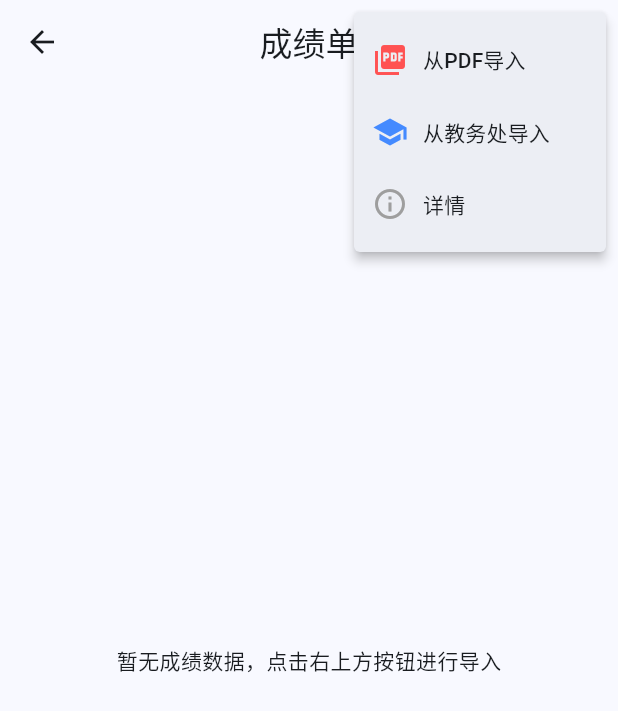
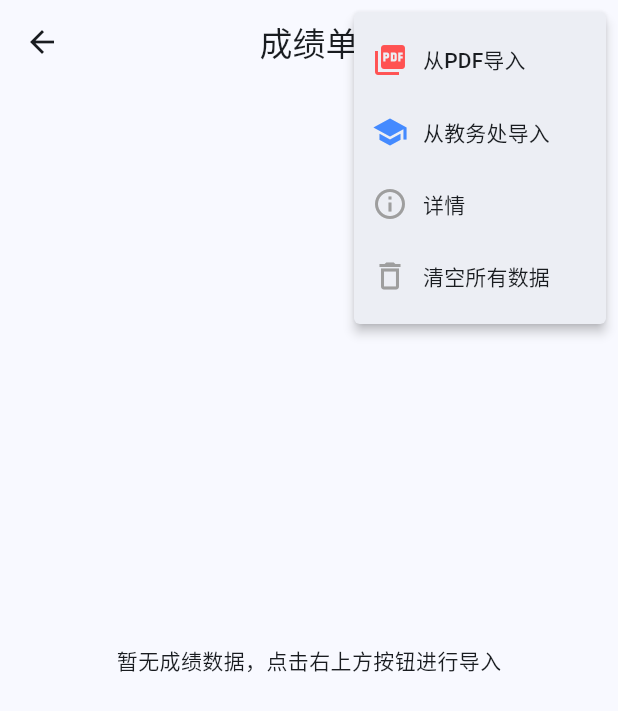
Before and after one commit to HsxMark/MySUES, a Flutter app: the TranscriptScreen screen opened directly, after a tap on the "more vert" icon, on a phone screen of 412 x 824 dp. Shown: the top 711 px of the screen. Run offline on Flutter 3.47's test engine with Material 3 defaults, Android fonts, the phone set to English and light mode, and no system bars; our stand-ins replace file_picker, shared_preferences; missing offline and left inert: syncfusion_flutter_pdf; accounts and stored records are empty.

Commit message:
修复成绩没有持久化的bug

```diff
--- a/lib/screens/transcript_screen.dart
+++ b/lib/screens/transcript_screen.dart
@@ -1,5 +1,6 @@
 import 'package:flutter/material.dart';
 import '../models/score.dart';
+import '../services/score_service.dart';
 import 'import_pdf_screen.dart';
 
 class TranscriptScreen extends StatefulWidget {
@@ -14,16 +15,43 @@ class _TranscriptScreenState extends State<TranscriptScreen> {
 
   late String _selectedSemester;
   late List<String> _semesters;
+  bool _isLoading = true;
+  String? _lastImportTime;
+  String? _lastImportMethod;
 
   @override
   void initState() {
     super.initState();
-    // 提取所有学期并去重、排序
+    // 初始化默认值
+    _semesters = [];
+    _selectedSemester = '无数据';
+    _loadScores();
+  }
+
+  Future<void> _loadScores() async {
+    final scores = await ScoreService.loadScores();
+    final importInfo = await ScoreService.loadImportInfo();
+    if (!mounted) return;
+
+    setState(() {
+      _allScores.clear();
+      _allScores.addAll(scores);
+      _lastImportTime = importInfo['time'];
+      _lastImportMethod = importInfo['method'];
+      _updateSemesters();
+      _isLoading = false;
+    });
+  }
+
+  void _updateSemesters() {
     _semesters = _allScores.map((e) => e.semester).toSet().toList();
-    _semesters.sort((a, b) => b.compareTo(a)); // 倒序排列，最新的在前面
+    _semesters.sort((a, b) => b.compareTo(a)); // 倒序排列
 
     if (_semesters.isNotEmpty) {
-      _selectedSemester = _semesters.first;
+      // 保持之前的选择，如果之前选的还在列表里
+      if (!_semesters.contains(_selectedSemester)) {
+         _selectedSemester = _semesters.first;
+      }
     } else {
       _selectedSemester = '无数据';
     }
@@ -84,20 +112,49 @@ class _TranscriptScreenState extends State<TranscriptScreen> {
                 );
 
                 if (result != null && result is List<Score> && mounted) {
+                   final now = DateTime.now();
+                   final timeStr = "${now.year}-${now.month.toString().padLeft(2, '0')}-${now.day.toString().padLeft(2, '0')} ${now.hour.toString().padLeft(2, '0')}:${now.minute.toString().padLeft(2, '0')}";
+                   const methodStr = "PDF文件";
+
                    setState(() {
                      _allScores.clear();
                      _allScores.addAll(result);
+                     _lastImportTime = timeStr;
+                     _lastImportMethod = methodStr;
+                     _updateSemesters();
+                   });
+                   await ScoreService.saveScores(_allScores);
+                   await ScoreService.saveImportInfo(timeStr, methodStr);
+                }
+              } else if (value == 'clear') {
+                final confirm = await showDialog<bool>(
+                  context: context,
+                  builder: (context) => AlertDialog(
+                    title: const Text('确认清空'),
+                    content: const Text('确定要清空所有成绩数据吗？此操作不可撤销。'),
+                    actions: [
+                      TextButton(
+                        onPressed: () => Navigator.pop(context, false),
+                        child: const Text('取消'),
+                      ),
+                      TextButton(
+                        onPressed: () => Navigator.pop(context, true),
+                        style: TextButton.styleFrom(foregroundColor: Colors.red),
+                        child: const Text('确认清空'),
+                      ),
+                    ],
+                  ),
+                );
 
-                     // 刷新学期列表
-                    _semesters = _allScores.map((e) => e.semester).toSet().toList();
-                    _semesters.sort((a, b) => b.compareTo(a));
-
-                    if (_semesters.isNotEmpty) {
-                      _selectedSemester = _semesters.first;
-                    } else {
-                      _selectedSemester = '无数据';
-                    }
-                   });
+                if (confirm == true) {
+                  await ScoreService.clearScores();
+                  if (!mounted) return;
+                  setState(() {
+                    _allScores.clear();
+                    _lastImportTime = null;
+                    _lastImportMethod = null;
+                    _updateSemesters();
+                  });
                 }
               }
               // TODO: Implement other menu actions
@@ -134,12 +191,24 @@ class _TranscriptScreenState extends State<TranscriptScreen> {
                     ],
                   ),
                 ),
+                const PopupMenuItem(
+                  value: 'clear',
+                  child: Row(
+                    children: [
+                      Icon(Icons.delete_outline, color: Colors.grey),
+                      SizedBox(width: 10),
+                      Text('清空所有数据'),
+                    ],
+                  ),
+                ),
               ];
             },
           ),
         ],
       ),
-      body: _semesters.isEmpty
+      body: _isLoading
+        ? const Center(child: CircularProgressIndicator())
+        : _semesters.isEmpty
           ? const Center(child: Text("暂无成绩数据，点击右上方按钮进行导入"))
           : Column(
               children: [
@@ -187,7 +256,7 @@ class _TranscriptScreenState extends State<TranscriptScreen> {
                 // 成绩列表
                 Expanded(
                   child: ListView.builder(
-                    padding: const EdgeInsets.all(16),
+                    padding: const EdgeInsets.only(left: 16, right: 16, top: 16, bottom: 0),
                     itemCount: semesterScores.length,
                     itemBuilder: (context, index) {
                       final score = semesterScores[index];
@@ -195,6 +264,20 @@ class _TranscriptScreenState extends State<TranscriptScreen> {
                     },
                   ),
                 ),
+
+                // 底部注释
+                if (_lastImportTime != null && _lastImportMethod != null)
+                  Padding(
+                    padding: const EdgeInsets.all(16.0),
+                    child: Text(
+                      "上次导入成绩时间$_lastImportTime，导入方式$_lastImportMethod",
+                      style: TextStyle(
+                        color: Colors.grey[400],
+                        fontSize: 12,
+                      ),
+                      textAlign: TextAlign.center,
+                    ),
+                  ),
               ],
             ),
     );
--- /dev/null
+++ b/lib/services/score_service.dart
@@ -0,0 +1,49 @@
+import 'dart:convert';
+import 'package:shared_preferences/shared_preferences.dart';
+import '../models/score.dart';
+
+class ScoreService {
+  static const String _scoresKey = 'student_scores';
+  static const String _lastImportTimeKey = 'last_import_time';
+  static const String _lastImportMethodKey = 'last_import_method';
+
+  static Future<List<Score>> loadScores() async {
+    final prefs = await SharedPreferences.getInstance();
+    final jsonString = prefs.getString(_scoresKey);
+    if (jsonString == null) return [];
+
+    try {
+      final jsonList = jsonDecode(jsonString) as List;
+      return jsonList.map((e) => Score.fromJson(e)).toList();
+    } catch (e) {
+      return [];
+    }
+  }
+
+  static Future<void> saveScores(List<Score> scores) async {
+    final prefs = await SharedPreferences.getInstance();
+    final jsonString = jsonEncode(scores.map((e) => e.toJson()).toList());
+    await prefs.setString(_scoresKey, jsonString);
+  }
+
+  static Future<Map<String, String?>> loadImportInfo() async {
+    final prefs = await SharedPreferences.getInstance();
+    return {
+      'time': prefs.getString(_lastImportTimeKey),
+      'method': prefs.getString(_lastImportMethodKey),
+    };
+  }
+
+  static Future<void> saveImportInfo(String time, String method) async {
+    final prefs = await SharedPreferences.getInstance();
+    await prefs.setString(_lastImportTimeKey, time);
+    await prefs.setString(_lastImportMethodKey, method);
+  }
+
+  static Future<void> clearScores() async {
+    final prefs = await SharedPreferences.getInstance();
+    await prefs.remove(_scoresKey);
+    await prefs.remove(_lastImportTimeKey);
+    await prefs.remove(_lastImportMethodKey);
+  }
+}
```
Also changed, not shown: lib/models/score.dart (+20 -0 lines), lib/screens/import_pdf_screen.dart (+15 -2 lines), 1 other file.
